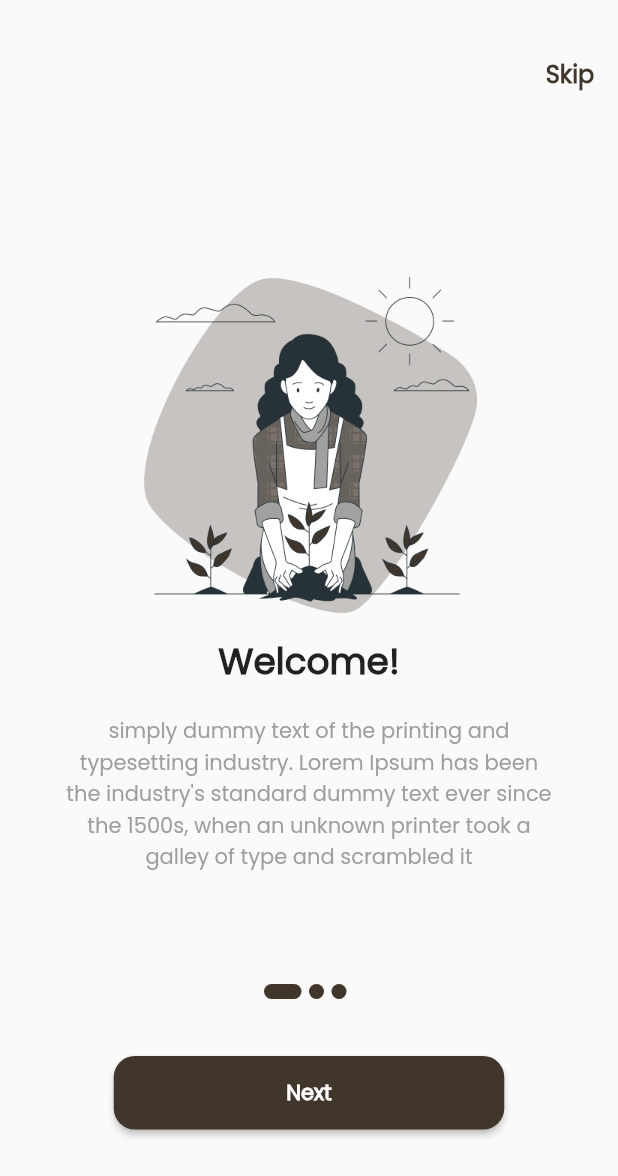
After one commit to gloeserin/smart-lumbung-jamur, a Flutter app: the Onbording screen opened directly, on a phone screen of 412 x 824 dp. The commit adds this screen. Shown: the top 1176 px of the screen. Run offline on Flutter 3.47's test engine with Material 2 defaults, Android fonts, the phone set to English and light mode, and no system bars; our stand-ins replace curved_navigation_bar, font_awesome_flutter, get, google_fonts, hexcolor, iconsax and 2 more; missing offline and left inert: dart:ffi, material_dialogs, page_animation_transition.

Commit message:
description app

```diff
--- /dev/null
+++ b/lib/content_model.dart
@@ -0,0 +1,31 @@
+class UnbordingContent {
+  String image;
+  String title;
+  String discription;
+
+  UnbordingContent({required this.image, required this.title, required this.discription});
+}
+
+List<UnbordingContent> contents = [
+  UnbordingContent(
+    title: 'Welcome!',
+    image: 'assets/img/gardening3.png',
+    discription: "simply dummy text of the printing and typesetting industry. Lorem Ipsum has been the "
+    "industry's standard dummy text ever since the 1500s, "
+    "when an unknown printer took a galley of type and scrambled it "
+  ),
+  UnbordingContent(
+    title: 'Smart Kumbung Jamur',
+    image: 'assets/img/gardening2.png',
+    discription: "simply dummy text of the printing and typesetting industry. Lorem Ipsum has been the "
+    "industry's standard dummy text ever since the 1500s, "
+    "when an unknown printer took a galley of type and scrambled it "
+  ),
+  UnbordingContent(
+    title: 'Tes sebentar',
+    image: 'assets/img/gardening1.png',
+    discription: "simply dummy text of the printing and typesetting industry. Lorem Ipsum has been the "
+    "industry's standard dummy text ever since the 1500s, "
+    "when an unknown printer took a galley of type and scrambled it "
+  ),
+];
--- a/lib/page/history_page.dart
+++ b/lib/page/history_page.dart
@@ -40,15 +40,17 @@ class _HistoryPageState extends State<HistoryPage> {
                                     color: Color(0xFF665A48),
                                   ),
                                 ),
-
                               ]),
                             ),
-
                             const SizedBox(height: 10),
                             Card(
                               elevation: 3,
                               shape: RoundedRectangleBorder(
                                 borderRadius: BorderRadius.circular(16),
+                                side: BorderSide(
+                                  width: 1,
+                                  color: Color.fromARGB(255, 113, 60, 13),
+                                ),
                               ),
                               child: Padding(
                                 padding: const EdgeInsets.all(16),
@@ -107,7 +109,12 @@ class _HistoryPageState extends State<HistoryPage> {
                                 elevation: 3,
                                 shape: RoundedRectangleBorder(
                                 borderRadius: BorderRadius.circular(16),
+                                side: BorderSide(
+                                  width: 1,
+                                  color: Color.fromARGB(255, 113, 60, 13),
                                 ),
+                              ),
+
                                 child: Container(
                                   width: 350,
                                   child: Padding(
@@ -140,7 +147,12 @@ class _HistoryPageState extends State<HistoryPage> {
                               elevation: 3,
                               shape: RoundedRectangleBorder(
                                 borderRadius: BorderRadius.circular(16),
+                                side: BorderSide(
+                                  width: 1,
+                                  color: Color.fromARGB(255, 113, 60, 13),
                                 ),
+                              ),
+
                               child: Container(
                                 width: 350,
                                 child: Padding(
@@ -278,10 +290,8 @@ class _HistoryPageState extends State<HistoryPage> {
                         ),
                         Expanded(
                           child: ListView(
-                          padding: EdgeInsets.only(left:20,right:20),
+                            padding: EdgeInsets.only(left: 20, right: 20),
                             children: [
-
-
                               SizedBox(
                                 height: 18,
                               ),
@@ -297,7 +307,8 @@ class _HistoryPageState extends State<HistoryPage> {
                                       color: Colors.grey
                                           .withOpacity(0.2), // Warna bayangan
                                       spreadRadius: 5, // Menyebarkan bayangan
-                                    blurRadius: 7, // Tingkat keburaman bayangan
+                                      blurRadius:
+                                          7, // Tingkat keburaman bayangan
                                       offset: Offset(0, 3), // Posisi bayangan
                                     ),
                                   ],
@@ -310,15 +321,20 @@ class _HistoryPageState extends State<HistoryPage> {
                                       borderRadius: BorderRadius.circular(12),
                                       child: Container(
                                         padding: EdgeInsets.all(16),
-                                      color: Color.fromARGB(255, 200, 189, 189),
-                                      child: Icon(Icons.water_drop, color: GlobalColors.darkbrown,),
+                                        color:
+                                            Color.fromARGB(255, 200, 189, 189),
+                                        child: Icon(
+                                          Icons.water_drop,
+                                          color: GlobalColors.darkbrown,
+                                        ),
                                       ),
                                     ),
                                     SizedBox(
                                       width: 8,
                                     ),
                                     Column(
-                                    crossAxisAlignment: CrossAxisAlignment.start,
+                                      crossAxisAlignment:
+                                          CrossAxisAlignment.start,
                                       children: [
                                         Text(
                                           'SENIN',
@@ -367,7 +383,8 @@ class _HistoryPageState extends State<HistoryPage> {
                                       color: Colors.grey
                                           .withOpacity(0.2), // Warna bayangan
                                       spreadRadius: 5, // Menyebarkan bayangan
-                                    blurRadius: 7, // Tingkat keburaman bayangan
+                                      blurRadius:
+                                          7, // Tingkat keburaman bayangan
                                       offset: Offset(0, 3), // Posisi bayangan
                                     ),
                                   ],
@@ -380,15 +397,20 @@ class _HistoryPageState extends State<HistoryPage> {
                                       borderRadius: BorderRadius.circular(12),
                                       child: Container(
                                         padding: EdgeInsets.all(16),
-                                      color: Color.fromARGB(255, 200, 189, 189),
-                                      child: Icon(Icons.water_drop, color: GlobalColors.darkbrown,),
+                                        color:
+                                            Color.fromARGB(255, 200, 189, 189),
+                                        child: Icon(
+                                          Icons.water_drop,
+                                          color: GlobalColors.darkbrown,
+                                        ),
                                       ),
                                     ),
                                     SizedBox(
                                       width: 8,
                                     ),
                                     Column(
-                                    crossAxisAlignment: CrossAxisAlignment.start,
+                                      crossAxisAlignment:
+                                          CrossAxisAlignment.start,
                                       children: [
                                         Text(
                                           'SENIN',
@@ -437,7 +459,8 @@ class _HistoryPageState extends State<HistoryPage> {
                                       color: Colors.grey
                                           .withOpacity(0.2), // Warna bayangan
                                       spreadRadius: 5, // Menyebarkan bayangan
-                                    blurRadius: 7, // Tingkat keburaman bayangan
+                                      blurRadius:
+                                          7, // Tingkat keburaman bayangan
                                       offset: Offset(0, 3), // Posisi bayangan
                                     ),
                                   ],
@@ -450,15 +473,20 @@ class _HistoryPageState extends State<HistoryPage> {
                                       borderRadius: BorderRadius.circular(12),
                                       child: Container(
                                         padding: EdgeInsets.all(16),
-                                      color: Color.fromARGB(255, 200, 189, 189),
-                                      child: Icon(Icons.water_drop, color: GlobalColors.darkbrown,),
+                                        color:
+                                            Color.fromARGB(255, 200, 189, 189),
+                                        child: Icon(
+                                          Icons.water_drop,
+                                          color: GlobalColors.darkbrown,
+                                        ),
                                       ),
                                     ),
                                     SizedBox(
                                       width: 8,
                                     ),
                                     Column(
-                                    crossAxisAlignment: CrossAxisAlignment.start,
+                                      crossAxisAlignment:
+                                          CrossAxisAlignment.start,
                                       children: [
                                         Text(
                                           'SENIN',
@@ -507,7 +535,8 @@ class _HistoryPageState extends State<HistoryPage> {
                                       color: Colors.grey
                                           .withOpacity(0.2), // Warna bayangan
                                       spreadRadius: 5, // Menyebarkan bayangan
-                                    blurRadius: 7, // Tingkat keburaman bayangan
+                                      blurRadius:
+                                          7, // Tingkat keburaman bayangan
                                       offset: Offset(0, 3), // Posisi bayangan
                                     ),
                                   ],
@@ -520,15 +549,20 @@ class _HistoryPageState extends State<HistoryPage> {
                                       borderRadius: BorderRadius.circular(12),
                                       child: Container(
                                         padding: EdgeInsets.all(16),
-                                      color: Color.fromARGB(255, 200, 189, 189),
-                                      child: Icon(Icons.water_drop, color: GlobalColors.darkbrown,),
+                                        color:
+                                            Color.fromARGB(255, 200, 189, 189),
+                                        child: Icon(
+                                          Icons.water_drop,
+                                          color: GlobalColors.darkbrown,
+                                        ),
                                       ),
                                     ),
                                     SizedBox(
                                       width: 8,
                                     ),
                                     Column(
-                                    crossAxisAlignment: CrossAxisAlignment.start,
+                                      crossAxisAlignment:
+                                          CrossAxisAlignment.start,
                                       children: [
                                         Text(
                                           'SENIN',
@@ -566,8 +600,7 @@ class _HistoryPageState extends State<HistoryPage> {
                           ),
                         ),
                       ],
-                  )
-                ),
+                    )),
               ),
             ),
           ],
--- /dev/null
+++ b/lib/screen/boarding_screen.dart
@@ -0,0 +1,192 @@
+import 'package:flutter/material.dart';
+import 'package:lumbung_jamur/content_model.dart';
+import 'package:lumbung_jamur/screen/login_screen.dart';
+
+import '../utils/global_color.dart';
+
+class Onbording extends StatefulWidget {
+  @override
+  _OnbordingState createState() => _OnbordingState();
+}
+
+class _OnbordingState extends State<Onbording> {
+  int currentIndex = 0;
+  late PageController _controller;
+
+  @override
+  void initState() {
+    _controller = PageController(initialPage: 0);
+    super.initState();
+  }
+
+  @override
+  void dispose() {
+    _controller.dispose();
+    super.dispose();
+  }
+
+  @override
+  Widget build(BuildContext context) {
+    return Scaffold(
+      body: Column(
+        children: [
+          // Container(
+          //   child: TextButton(
+          //   onPressed: () {
+          //     Navigator.pushReplacement(
+          //       context,
+          //       MaterialPageRoute(
+          //         builder: (_) => LoginScreen(),
+          //       ),
+          //     );
+          //   },
+          //   child: Text(
+          //     "Skip",
+          //     style: TextStyle(
+          //       fontSize: 16,
+          //       color: GlobalColors.darkbrown,
+          //     ),
+          //   ),
+          // ),
+          // ),
+          // SizedBox(
+          //   width: 20,
+          // ),
+          Align(
+            alignment: Alignment.topRight,
+            child: Padding(
+              padding: const EdgeInsets.only(top: 25),
+              child: TextButton(
+                onPressed: () {
+                  Navigator.pushReplacement(
+                    context,
+                    MaterialPageRoute(
+                      builder: (_) => LoginScreen(),
+                    ),
+                  );
+                },
+                child: Text(
+                  "Skip",
+                  style: TextStyle(
+                    fontSize: 16,
+                    color: GlobalColors.darkbrown,
+                    fontWeight: FontWeight.bold,
+                  ),
+                ),
+              ),
+            ),
+          ),
+          Expanded(
+            child: Padding(
+              padding: const EdgeInsets.only(top: 60),
+              child: PageView.builder(
+                controller: _controller,
+                itemCount: contents.length,
+                onPageChanged: (int index) {
+                  setState(() {
+                    currentIndex = index;
+                  });
+                },
+                itemBuilder: (_, i) {
+                  return Padding(
+                    padding: const EdgeInsets.all(40),
+                    child: Column(
+                      children: [
+                        Image.asset(
+                          contents[i].image,
+                          height: 250,
+                        ),
+                        Text(
+                          contents[i].title,
+                          style: TextStyle(
+                            fontSize: 24,
+                            fontWeight: FontWeight.bold,
+                          ),
+                        ),
+                        SizedBox(height: 18),
+                        Text(
+                          contents[i].discription,
+                          textAlign: TextAlign.center,
+                          style: TextStyle(
+                            fontSize: 14,
+                            color: Colors.grey,
+                          ),
+                        )
+                      ],
+                    ),
+                  );
+                },
+              ),
+            ),
+          ),
+          Container(
+            child: Padding(
+              padding: EdgeInsets.only(bottom: 38),
+              child: Row(
+                mainAxisAlignment: MainAxisAlignment.center,
+                children: List.generate(
+                  contents.length,
+                  (index) => buildDot(index, context),
+                ),
+              ),
+            ),
+          ),
+          Container(
+            height: 60,
+            margin: EdgeInsets.only(
+                bottom: 60),
+            width: double.infinity,
+            alignment: Alignment.topCenter, // Mengatur posisi tombol ke atas
+            child: ElevatedButton(
+              child: Text(
+                currentIndex == contents.length - 1 ? "Continue" : "Next",
+                style: TextStyle(
+                  fontSize: 14,
+                  fontWeight: FontWeight.bold,
+                ),
+              ),
+              onPressed: () {
+                if (currentIndex == contents.length - 1) {
+                  Navigator.pushReplacement(
+                    context,
+                    MaterialPageRoute(
+                      builder: (_) => LoginScreen(),
+                    ),
+                  );
+                }
+                _controller.nextPage(
+                  duration: Duration(milliseconds: 100),
+                  curve: Curves.bounceIn,
+                );
+              },
+              style: ElevatedButton.styleFrom(
+                backgroundColor: GlobalColors.darkbrown,
+                foregroundColor: Colors.white, // text color
+                padding: const EdgeInsets.symmetric(
+                  horizontal: 115,
+                  vertical: 14,
+                ), // button padding
+                shape: RoundedRectangleBorder(
+                  borderRadius:
+                      BorderRadius.circular(14), // button border radius
+                ),
+              ),
+            ),
+          ),
+        ],
+      ),
+    );
+  }
+
+  Container buildDot(int index, BuildContext context) {
+    return Container(
+      height: 10,
+      width: currentIndex == index ? 25 : 10,
+      margin: EdgeInsets.only(right: 5),
+      decoration: BoxDecoration(
+        borderRadius: BorderRadius.circular(20),
+        color: GlobalColors.darkbrown,
+      ),
+    );
+  }
+}
--- a/lib/screen/splash_screen.dart
+++ b/lib/screen/splash_screen.dart
@@ -2,6 +2,7 @@ import 'dart:async';
 import 'dart:ffi';
 
 import 'package:flutter/material.dart';
+import 'package:lumbung_jamur/screen/boarding_screen.dart';
 import 'package:lumbung_jamur/screen/login_screen.dart';
 import 'package:page_animation_transition/animations/fade_animation_transition.dart';
 import 'package:page_animation_transition/page_animation_transition.dart';
@@ -20,7 +21,7 @@ class _SplashScreenState extends State<SplashScreen> {
       Navigator.pushAndRemoveUntil(
               context,
               PageAnimationTransition(
-                  page: LoginScreen(),
+                  page: Onbording(),
                   pageAnimationType: FadeAnimationTransition()),
               (route) => false,
             );
```
Also changed, not shown: assets/img/gardening1.png (added), assets/img/gardening2.png (added), assets/img/gardening3.png (added), pubspec.lock. Lines whose indentation alone changed are shown as unchanged.
